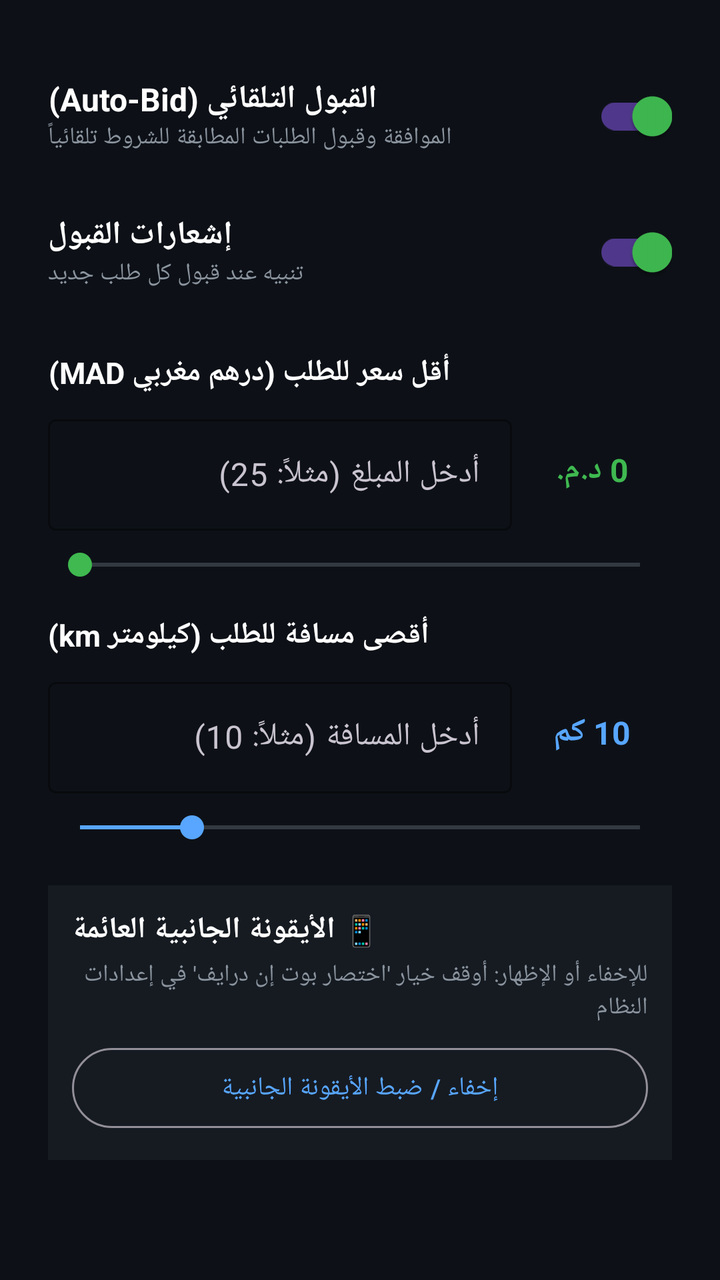
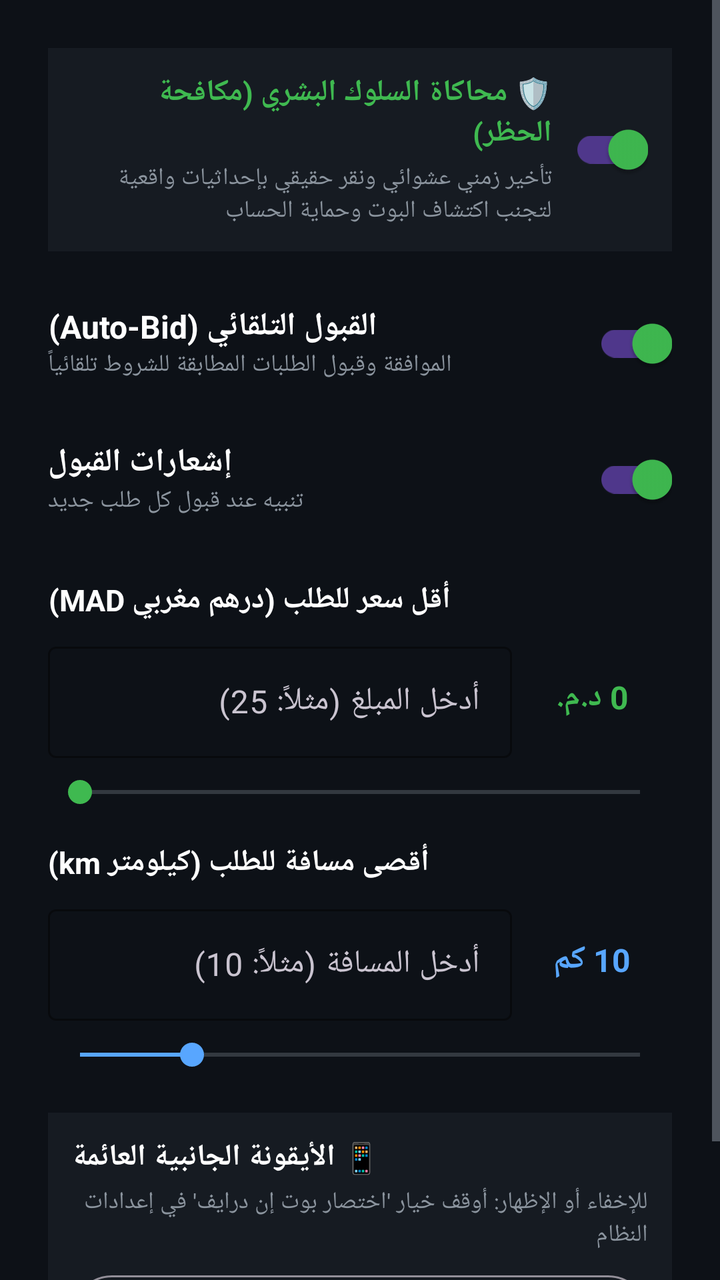

Before-and-after screenshots of an Android layout around one commit, followed by the original layout XML and the change that was made.
<!-- AndroidManifest.xml: application theme Theme.InDriverBot -->
<!-- res/layout/dialog_settings.xml -->
<?xml version="1.0" encoding="utf-8"?>
<ScrollView xmlns:android="http://schemas.android.com/apk/res/android"
    xmlns:app="http://schemas.android.com/apk/res-auto"
    android:layout_width="match_parent"
    android:layout_height="wrap_content">

    <LinearLayout
        android:layout_width="match_parent"
        android:layout_height="wrap_content"
        android:orientation="vertical"
        android:padding="24dp">

        
        <LinearLayout
            android:layout_width="match_parent"
            android:layout_height="wrap_content"
            android:orientation="horizontal"
            android:gravity="center_vertical"
            android:paddingVertical="10dp">

            <LinearLayout
                android:layout_width="0dp"
                android:layout_height="wrap_content"
                android:layout_weight="1"
                android:orientation="vertical">

                <TextView
                    android:layout_width="wrap_content"
                    android:layout_height="wrap_content"
                    android:text="القبول التلقائي (Auto-Bid)"
                    android:textColor="@color/text_primary"
                    android:textSize="16sp"
                    android:textStyle="bold"/>

                <TextView
                    android:layout_width="wrap_content"
                    android:layout_height="wrap_content"
                    android:text="الموافقة وقبول الطلبات المطابقة للشروط تلقائياً"
                    android:textColor="@color/text_secondary"
                    android:textSize="12sp"/>

            </LinearLayout>

            <com.google.android.material.switchmaterial.SwitchMaterial
                android:id="@+id/switchAutoBid"
                android:layout_width="wrap_content"
                android:layout_height="wrap_content"
                android:checked="true"/>

        </LinearLayout>

        
        <LinearLayout
            android:layout_width="match_parent"
            android:layout_height="wrap_content"
            android:orientation="horizontal"
            android:gravity="center_vertical"
            android:paddingVertical="10dp">

            <LinearLayout
                android:layout_width="0dp"
                android:layout_height="wrap_content"
                android:layout_weight="1"
                android:orientation="vertical">

                <TextView
                    android:layout_width="wrap_content"
                    android:layout_height="wrap_content"
                    android:text="إشعارات القبول"
                    android:textColor="@color/text_primary"
                    android:textSize="16sp"
                    android:textStyle="bold"/>

                <TextView
                    android:layout_width="wrap_content"
                    android:layout_height="wrap_content"
                    android:text="تنبيه عند قبول كل طلب جديد"
                    android:textColor="@color/text_secondary"
                    android:textSize="12sp"/>

            </LinearLayout>

            <com.google.android.material.switchmaterial.SwitchMaterial
                android:id="@+id/switchNotifications"
                android:layout_width="wrap_content"
                android:layout_height="wrap_content"
                android:checked="true"/>

        </LinearLayout>

        
        <TextView
            android:layout_width="wrap_content"
            android:layout_height="wrap_content"
            android:text="أقل سعر للطلب (درهم مغربي MAD)"
            android:textColor="@color/text_primary"
            android:textSize="15sp"
            android:textStyle="bold"
            android:layout_marginTop="16dp"/>

        <LinearLayout
            android:layout_width="match_parent"
            android:layout_height="wrap_content"
            android:orientation="horizontal"
            android:gravity="center_vertical"
            android:layout_marginTop="8dp">

            <com.google.android.material.textfield.TextInputLayout
                android:layout_width="0dp"
                android:layout_height="wrap_content"
                android:layout_weight="1"
                app:boxBackgroundMode="outline"
                app:boxStrokeColor="@color/green_500"
                app:hintTextColor="@color/green_500">

                <com.google.android.material.textfield.TextInputEditText
                    android:id="@+id/etMinPrice"
                    android:layout_width="match_parent"
                    android:layout_height="wrap_content"
                    android:hint="أدخل المبلغ (مثلاً: 25)"
                    android:inputType="numberDecimal"
                    android:textColor="@color/text_primary"
                    android:textSize="16sp"/>

            </com.google.android.material.textfield.TextInputLayout>

            <TextView
                android:id="@+id/tvMinPriceValue"
                android:layout_width="80dp"
                android:layout_height="wrap_content"
                android:text="0 د.م."
                android:textColor="@color/green_500"
                android:textSize="16sp"
                android:textStyle="bold"
                android:gravity="center"/>

        </LinearLayout>

        <SeekBar
            android:id="@+id/seekMinPrice"
            android:layout_width="match_parent"
            android:layout_height="wrap_content"
            android:layout_marginTop="8dp"
            android:max="200"
            android:progress="0"
            android:progressTint="@color/green_500"
            android:thumbTint="@color/green_500"/>

        
        <TextView
            android:layout_width="wrap_content"
            android:layout_height="wrap_content"
            android:text="أقصى مسافة للطلب (كيلومتر km)"
            android:textColor="@color/text_primary"
            android:textSize="15sp"
            android:textStyle="bold"
            android:layout_marginTop="16dp"/>

        <LinearLayout
            android:layout_width="match_parent"
            android:layout_height="wrap_content"
            android:orientation="horizontal"
            android:gravity="center_vertical"
            android:layout_marginTop="8dp">

            <com.google.android.material.textfield.TextInputLayout
                android:layout_width="0dp"
                android:layout_height="wrap_content"
                android:layout_weight="1"
                app:boxBackgroundMode="outline"
                app:boxStrokeColor="@color/blue_500"
                app:hintTextColor="@color/blue_500">

                <com.google.android.material.textfield.TextInputEditText
                    android:id="@+id/etMaxDistance"
                    android:layout_width="match_parent"
                    android:layout_height="wrap_content"
                    android:hint="أدخل المسافة (مثلاً: 10)"
                    android:inputType="numberDecimal"
                    android:textColor="@color/text_primary"
                    android:textSize="16sp"/>

            </com.google.android.material.textfield.TextInputLayout>

            <TextView
                android:id="@+id/tvMaxDistanceValue"
                android:layout_width="80dp"
                android:layout_height="wrap_content"
                android:text="10 كم"
                android:textColor="@color/blue_500"
                android:textSize="16sp"
                android:textStyle="bold"
                android:gravity="center"/>

        </LinearLayout>

        <SeekBar
            android:id="@+id/seekMaxDistance"
            android:layout_width="match_parent"
            android:layout_height="wrap_content"
            android:layout_marginTop="8dp"
            android:max="50"
            android:progress="10"
            android:progressTint="@color/blue_500"
            android:thumbTint="@color/blue_500"/>

        
        <LinearLayout
            android:layout_width="match_parent"
            android:layout_height="wrap_content"
            android:orientation="vertical"
            android:layout_marginTop="20dp"
            android:padding="12dp"
            android:background="@color/bg_secondary">

            <TextView
                android:layout_width="wrap_content"
                android:layout_height="wrap_content"
                android:text="📱 الأيقونة الجانبية العائمة"
                android:textColor="@color/text_primary"
                android:textSize="15sp"
                android:textStyle="bold"/>

            <TextView
                android:layout_width="wrap_content"
                android:layout_height="wrap_content"
                android:text="للإخفاء أو الإظهار: أوقف خيار 'اختصار بوت إن درايف' في إعدادات النظام"
                android:textColor="@color/text_secondary"
                android:textSize="12sp"
                android:layout_marginTop="4dp"/>

            <com.google.android.material.button.MaterialButton
                android:id="@+id/btnManageSideIcon"
                style="@style/Widget.Material3.Button.OutlinedButton"
                android:layout_width="match_parent"
                android:layout_height="48dp"
                android:layout_marginTop="8dp"
                android:text="إخفاء / ضبط الأيقونة الجانبية"
                android:textAllCaps="false"
                android:textColor="@color/blue_500"
                android:textSize="13sp"/>

        </LinearLayout>

    </LinearLayout>

</ScrollView>
<!-- resources referenced by this layout -->
<resources>
  <color name="bg_secondary">#161B22</color>
  <color name="blue_500">#58A6FF</color>
  <color name="green_500">#3FB950</color>
  <color name="text_primary">#FFFFFFFF</color>
  <color name="text_secondary">#8B949E</color>
  <style name="Theme.InDriverBot" parent="Theme.Material3.Dark.NoActionBar">
          <item name="colorPrimary">@color/green_500</item>
          <item name="colorPrimaryVariant">@color/green_900</item>
          <item name="colorSecondary">@color/blue_500</item>
          <item name="colorSecondaryVariant">@color/blue_900</item>
          <item name="android:colorBackground">@color/bg_primary</item>
          <item name="colorSurface">@color/bg_secondary</item>
          <item name="colorError">@color/red_500</item>
          
          <item name="android:textColorPrimary">@color/text_primary</item>
          <item name="android:textColorSecondary">@color/text_secondary</item>
          <item name="android:windowBackground">@color/bg_primary</item>
          <item name="android:statusBarColor">@color/bg_primary</item>
          <item name="android:navigationBarColor">@color/bg_primary</item>
      </style>
  <color name="green_900">#238636</color>
  <color name="blue_900">#1F6FEB</color>
  <color name="bg_primary">#0D1117</color>
  <color name="red_500">#F85149</color>
</resources>

<!-- the commit's change to res/layout/dialog_settings.xml (unified diff, before → after) -->
@@ -9,6 +9,48 @@
         android:layout_height="wrap_content"
         android:orientation="vertical"
         android:padding="24dp">
+
+        
+        <LinearLayout
+            android:layout_width="match_parent"
+            android:layout_height="wrap_content"
+            android:orientation="horizontal"
+            android:gravity="center_vertical"
+            android:padding="12dp"
+            android:background="@color/bg_secondary"
+            android:layout_marginBottom="12dp">
+
+            <LinearLayout
+                android:layout_width="0dp"
+                android:layout_height="wrap_content"
+                android:layout_weight="1"
+                android:orientation="vertical">
+
+                <TextView
+                    android:layout_width="wrap_content"
+                    android:layout_height="wrap_content"
+                    android:text="🛡️ محاكاة السلوك البشري (مكافحة الحظر)"
+                    android:textColor="@color/green_500"
+                    android:textSize="15sp"
+                    android:textStyle="bold"/>
+
+                <TextView
+                    android:layout_width="wrap_content"
+                    android:layout_height="wrap_content"
+                    android:text="تأخير زمني عشوائي ونقر حقيقي بإحداثيات واقعية لتجنب اكتشاف البوت وحماية الحساب"
+                    android:textColor="@color/text_secondary"
+                    android:textSize="12sp"
+                    android:layout_marginTop="4dp"/>
+
+            </LinearLayout>
+
+            <com.google.android.material.switchmaterial.SwitchMaterial
+                android:id="@+id/switchHumanSimulation"
+                android:layout_width="wrap_content"
+                android:layout_height="wrap_content"
+                android:checked="true"/>
+
+        </LinearLayout>
 
         
         <LinearLayout
